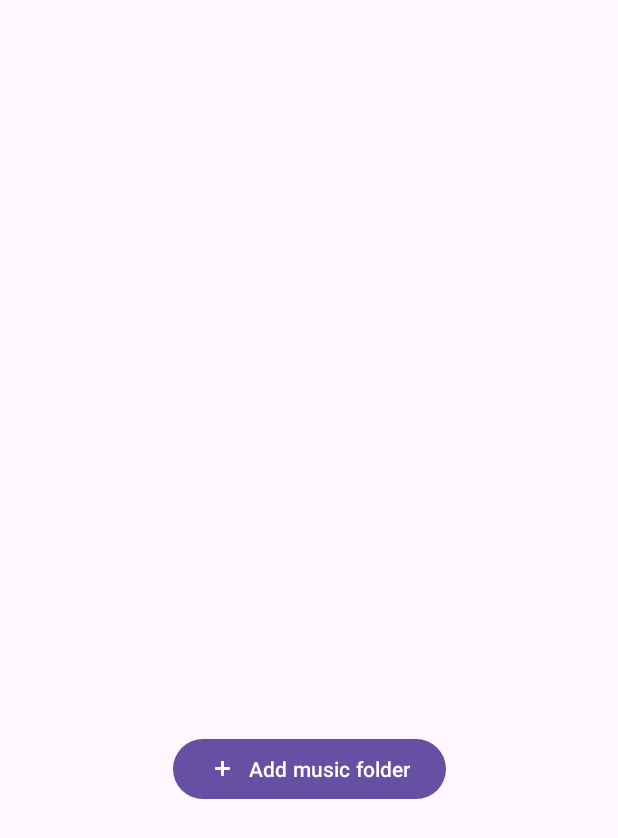
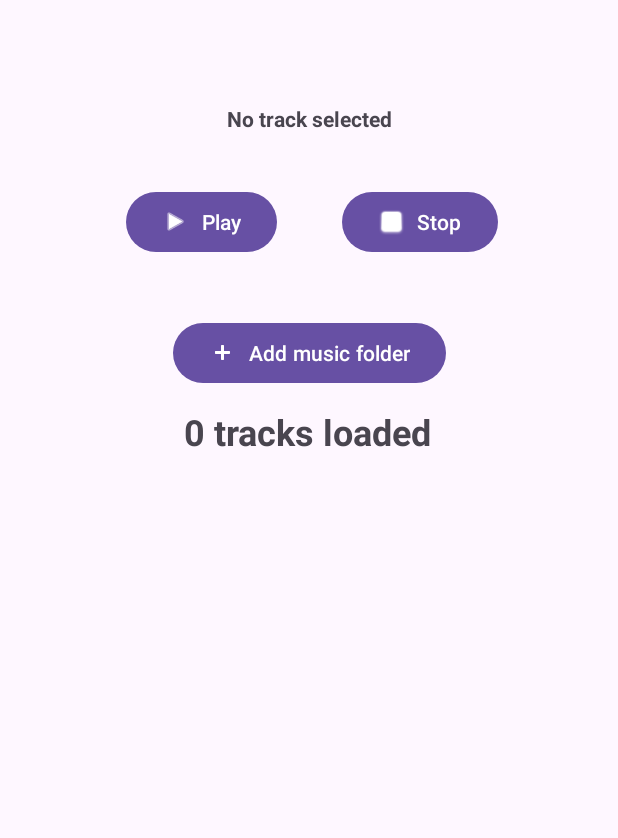
Before and after one commit to AnthonyThomahawk/CozyMusicPlayer, an Android app: the screen it shows after launch (MainActivity), on a phone screen of 412 x 824 dp. Shown: the top 838 px of the screen. Run offline under Robolectric (Android 15) with nearby library versions, the phone set to English and light mode, and no system bars.

Commit message:
Created mediaplayer wrapper class (MusicPlayer) and added basic functionality (Play/Pause/Stop)

```diff
--- a/app/src/main/java/com/TonyTSoftware/cozymusicplayer/ListItemData.kt
+++ b/app/src/main/java/com/TonyTSoftware/cozymusicplayer/ListItemData.kt
@@ -6,7 +6,7 @@ class ListItemData(
     private var fileName: String?,
     private var trackTitle: String?,
     private var trackArtist: String?,
-    private var trackURI: Uri
+    private var trackIndex: Int
 ) {
 
     fun getFileName() : String? {
@@ -21,7 +21,7 @@ class ListItemData(
         return trackArtist
     }
 
-    fun getTrackUri() : Uri {
-        return trackURI
+    fun getTrackIndex() : Int {
+        return trackIndex
     }
 }
--- a/app/src/main/java/com/TonyTSoftware/cozymusicplayer/MainActivity.kt
+++ b/app/src/main/java/com/TonyTSoftware/cozymusicplayer/MainActivity.kt
@@ -5,20 +5,52 @@ import android.media.MediaMetadataRetriever
 import android.net.Uri
 import android.os.Bundle
 import android.widget.Button
+import android.widget.TextView
 import androidx.appcompat.app.AppCompatActivity
+import androidx.core.content.ContextCompat
 import androidx.documentfile.provider.DocumentFile
 import androidx.recyclerview.widget.LinearLayoutManager
 import androidx.recyclerview.widget.RecyclerView
+import com.google.android.material.button.MaterialButton
 
 
 class MainActivity : AppCompatActivity() {
     private val folderPickRequestCode = 100
     private var audioFilesUri : ArrayList<Uri> = ArrayList()
+    private lateinit var tracksLoadedView : TextView
+    private lateinit var playbackBtn : Button
+    private lateinit var stopBtn : Button
+    private lateinit var currentTrackView: TextView
+    private lateinit var musicPlayer: MusicPlayer
+    private lateinit var trackList : ArrayList<ListItemData>
+
+    companion object { // a bit non optimal, will change this later
+        lateinit var mainActivityPtr : MainActivity
+    }
     override fun onCreate(savedInstanceState: Bundle?) {
         super.onCreate(savedInstanceState)
         setContentView(R.layout.activity_main)
 
+        mainActivityPtr = this
+
+        musicPlayer = MusicPlayer()
+        currentTrackView = findViewById(R.id.textView3)
+        playbackBtn = findViewById(R.id.playbackBtn)
+        stopBtn = findViewById(R.id.stopBtn)
+
+        playbackBtn.setOnClickListener {
+            toggleMusicPlayback()
+        }
+
+        stopBtn.setOnClickListener {
+            stopPlayback()
+        }
+
         val selectFolderBtn : Button = findViewById(R.id.selectfolderbtn)
+
+        tracksLoadedView = findViewById(R.id.textView2)
+        tracksLoadedView.text = audioFilesUri.size.toString() + " tracks loaded"
+
         selectFolderBtn.setOnClickListener {
             val intent = Intent(Intent.ACTION_OPEN_DOCUMENT_TREE)
             intent.addCategory(Intent.CATEGORY_DEFAULT)
@@ -26,17 +58,44 @@ class MainActivity : AppCompatActivity() {
         }
     }
 
+    fun selectTrack(trackIndex : Int) {
+        musicPlayer.changeTrack(applicationContext, audioFilesUri[trackIndex])
+        currentTrackView.text = trackList[trackIndex].getFileName()
+    }
+
+    private fun stopPlayback() {
+        if (!musicPlayer.isStopped()) {
+            musicPlayer.stop()
+            currentTrackView.text = "No track selected"
+            playbackBtn.text = "Play"
+            (playbackBtn as MaterialButton).icon = ContextCompat.getDrawable(this, android.R.drawable.ic_media_play)
+        }
+    }
+
+    private fun toggleMusicPlayback() {
+        if (!musicPlayer.isPlaying() && !musicPlayer.isStopped()) {
+            musicPlayer.play()
+            playbackBtn.text = "Pause"
+            (playbackBtn as MaterialButton).icon = ContextCompat.getDrawable(this, android.R.drawable.ic_media_pause)
+        } else {
+            musicPlayer.pause()
+            playbackBtn.text = "Play"
+            (playbackBtn as MaterialButton).icon = ContextCompat.getDrawable(this, android.R.drawable.ic_media_play)
+        }
+    }
+
     private fun refreshUI() {
-        val trackList : ArrayList<ListItemData> = ArrayList()
-        for (audioFileUri in audioFilesUri) {
+        trackList = ArrayList()
+        for ((index, audioFileUri) in audioFilesUri.withIndex()) {
             val audioFileDoc : DocumentFile? = DocumentFile.fromSingleUri(this, audioFileUri)
             val filename = audioFileDoc?.name
             val metaDataRetriever = MediaMetadataRetriever()
             metaDataRetriever.setDataSource(this, audioFileUri)
             val artist : String? = metaDataRetriever.extractMetadata(MediaMetadataRetriever.METADATA_KEY_ARTIST)
             val title : String? = metaDataRetriever.extractMetadata(MediaMetadataRetriever.METADATA_KEY_TITLE)
-            trackList.add(ListItemData(filename, title, artist, audioFileUri))
+            trackList.add(ListItemData(filename, title, artist, index))
         }
+        tracksLoadedView.text = audioFilesUri.size.toString() + " tracks loaded"
         val recyclerView : RecyclerView = findViewById(R.id.recyclerView)
         val trackListAdapter = TrackListAdapter(trackList)
         recyclerView.setHasFixedSize(true)
@@ -55,12 +114,14 @@ class MainActivity : AppCompatActivity() {
                 if (filesInFolder != null)
                     for (file in filesInFolder)
                         if (file.isFile) {
+                            val musicFileExtensions = arrayOf("mp3", "ogg", "flac", "m4a", "3gp", "wav")
                             val fileExtension = file.name?.substringAfterLast('.', "")
-                            if (fileExtension == "mp3" || fileExtension == "ogg" || fileExtension == "flac")
+                            if (fileExtension in musicFileExtensions)
                                 audioFilesUri.add(file.uri)
                         }
                 refreshUI()
             }
         }
     }
+
 }
--- a/app/src/main/java/com/TonyTSoftware/cozymusicplayer/TrackListAdapter.kt
+++ b/app/src/main/java/com/TonyTSoftware/cozymusicplayer/TrackListAdapter.kt
@@ -1,5 +1,6 @@
 package com.TonyTSoftware.cozymusicplayer
 
+import android.net.Uri
 import android.view.LayoutInflater
 import android.view.View
 import android.view.ViewGroup
@@ -18,8 +19,9 @@ class TrackListAdapter(trackList : ArrayList<ListItemData>) : RecyclerView.Adapt
     override fun onBindViewHolder(holder: ViewHolder, position: Int) {
         val item : ListItemData = trackList[position]
         holder.fileName.text = item.getFileName()
+        holder.trackIndex = item.getTrackIndex()
         holder.relativeLayout.setOnClickListener {
-
+            MainActivity.mainActivityPtr.selectTrack(holder.trackIndex!!)
         }
     }
 
@@ -29,6 +31,7 @@ class TrackListAdapter(trackList : ArrayList<ListItemData>) : RecyclerView.Adapt
 
     class ViewHolder(itemView: View) : RecyclerView.ViewHolder(itemView) {
         var fileName : TextView = itemView.findViewById(R.id.textView)
+        var trackIndex : Int? = null
         var relativeLayout : RelativeLayout = itemView.findViewById(R.id.relativeLayout)
     }
 }
--- a/app/src/main/res/layout/activity_main.xml
+++ b/app/src/main/res/layout/activity_main.xml
@@ -10,22 +10,72 @@
         android:id="@+id/selectfolderbtn"
         android:layout_width="wrap_content"
         android:layout_height="wrap_content"
-        android:layout_marginBottom="184dp"
+        android:layout_marginBottom="12dp"
         android:text="Add music folder"
         app:icon="@android:drawable/ic_input_add"
-        app:layout_constraintBottom_toBottomOf="parent"
+        app:layout_constraintBottom_toTopOf="@+id/textView2"
         app:layout_constraintEnd_toEndOf="parent"
-        app:layout_constraintStart_toStartOf="parent"
-        app:layout_constraintTop_toBottomOf="@+id/recyclerView"
-        app:layout_constraintVertical_bias="0.4" />
+        app:layout_constraintStart_toStartOf="parent" />
 
     <androidx.recyclerview.widget.RecyclerView
         android:id="@+id/recyclerView"
-        android:layout_width="345dp"
-        android:layout_height="257dp"
-        android:layout_marginTop="162dp"
+        android:layout_width="412dp"
+        android:layout_height="407dp"
+        android:layout_marginTop="324dp"
         android:scrollbars="vertical"
         app:layout_constraintEnd_toEndOf="parent"
+        app:layout_constraintStart_toStartOf="parent"
+        app:layout_constraintTop_toTopOf="parent" />
+
+    <TextView
+        android:id="@+id/textView2"
+        android:layout_width="wrap_content"
+        android:layout_height="wrap_content"
+        android:layout_marginBottom="20dp"
+        android:text="tracks loaded"
+        android:textSize="24sp"
+        android:textStyle="bold"
+        app:layout_constraintBottom_toTopOf="@+id/recyclerView"
+        app:layout_constraintEnd_toEndOf="parent"
+        app:layout_constraintHorizontal_bias="0.498"
+        app:layout_constraintStart_toStartOf="parent" />
+
+    <Button
+        android:id="@+id/stopBtn"
+        android:layout_width="wrap_content"
+        android:layout_height="wrap_content"
+        android:layout_marginTop="124dp"
+        android:layout_marginEnd="80dp"
+        android:text="Stop"
+        app:icon="@android:drawable/checkbox_off_background"
+        app:layout_constraintEnd_toEndOf="parent"
+        app:layout_constraintTop_toTopOf="parent" />
+
+    <Button
+        android:id="@+id/playbackBtn"
+        android:layout_width="wrap_content"
+        android:layout_height="wrap_content"
+        android:layout_marginStart="80dp"
+        android:layout_marginTop="124dp"
+        android:text="Play"
+        app:icon="@android:drawable/ic_media_play"
+        app:layout_constraintEnd_toStartOf="@+id/stopBtn"
+        app:layout_constraintHorizontal_bias="0.085"
+        app:layout_constraintStart_toStartOf="parent"
+        app:layout_constraintTop_toTopOf="parent" />
+
+    <TextView
+        android:id="@+id/textView3"
+        android:layout_width="match_parent"
+        android:layout_height="51dp"
+        android:layout_marginTop="85dp"
+        android:layout_marginBottom="20dp"
+        android:text="No track selected"
+        android:textAlignment="center"
+        android:textStyle="bold"
+        app:layout_constraintBottom_toTopOf="@+id/stopBtn"
+        app:layout_constraintEnd_toEndOf="parent"
+        app:layout_constraintHorizontal_bias="0.5"
         app:layout_constraintStart_toStartOf="parent"
         app:layout_constraintTop_toTopOf="parent" />
 
```
Also changed, not shown: app/src/main/java/com/TonyTSoftware/cozymusicplayer/MusicPlayer.kt (added, +58 -0 lines).
